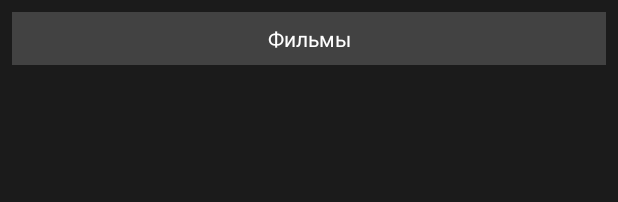
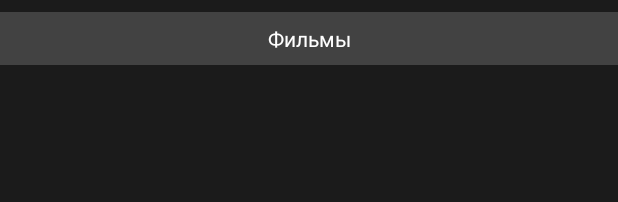
Before and after one commit to mik629/android-test-task, an Android app: the layout header_item.xml on its own in the app's theme, with its tools: preview values and no code run, on a phone screen of 412 x 824 dp. Shown: the top 202 px of the screen. Run offline under Robolectric (Android 15) with nearby library versions, the phone set to English and light mode, and no system bars.

Commit message:
Adjust header margins

```diff
--- a/app/src/main/res/layout/header_item.xml
+++ b/app/src/main/res/layout/header_item.xml
@@ -4,7 +4,8 @@
         android:id="@+id/header_text"
         android:layout_width="match_parent"
         android:layout_height="wrap_content"
-        android:layout_margin="@dimen/activity_margin"
+        android:layout_marginTop="@dimen/activity_margin"
+        android:layout_marginBottom="@dimen/activity_margin"
         android:gravity="center"
         android:padding="@dimen/activity_margin"
         android:background="@color/colorPrimary"
```
